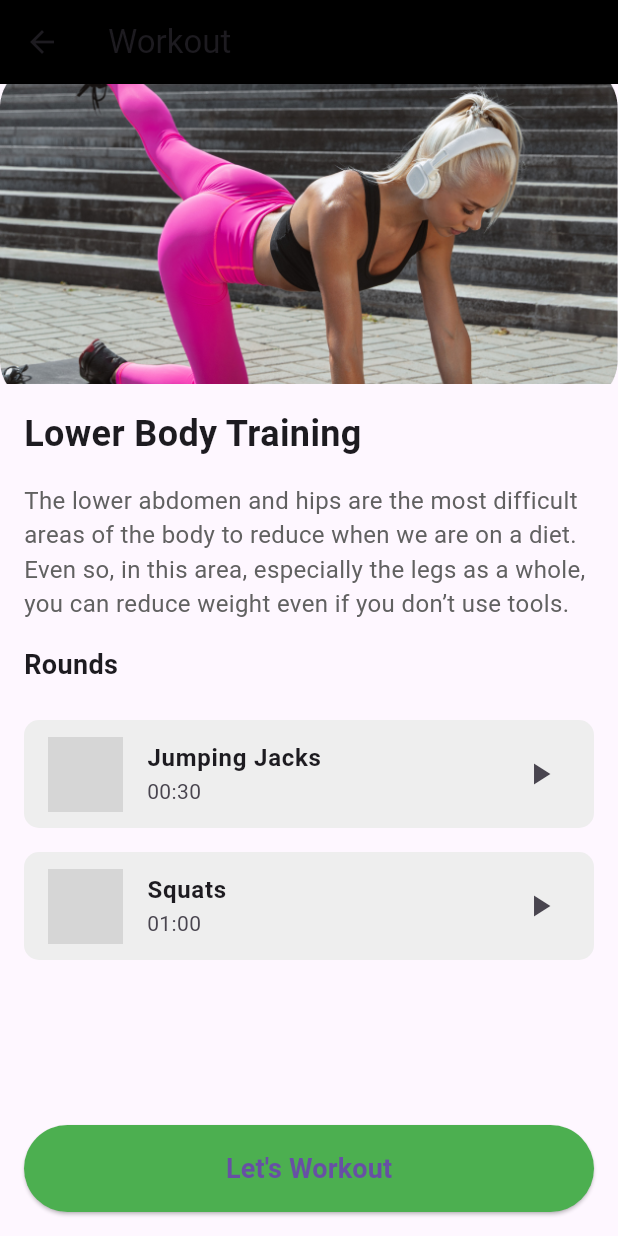
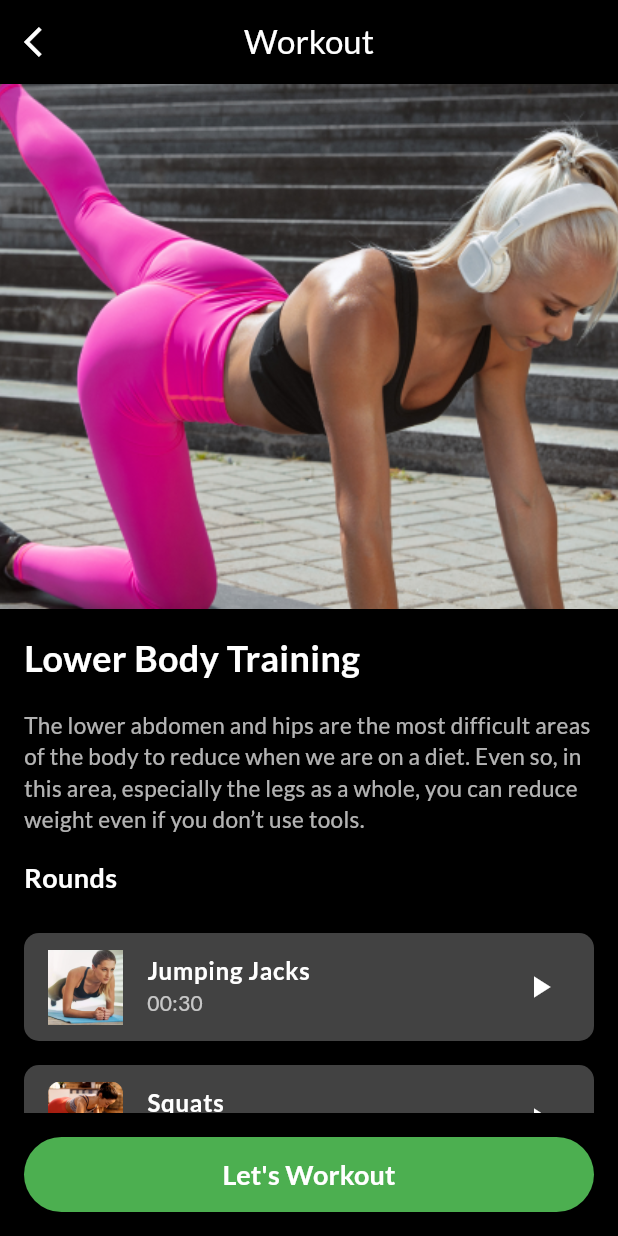
Before and after one commit to itsmedona/gym_app, a Flutter app: the WorkoutScreen screen opened directly, on a phone screen of 412 x 824 dp. Run offline on Flutter 3.47's test engine with Material 3 defaults, Android fonts, the phone set to English and light mode, and no system bars; our stand-ins replace bottom_navy_bar, google_fonts; grey boxes are pictures that could not be loaded.

Commit message:
workout screen completed

```diff
--- a/lib/view/screens/home_screen/widgets/workout_screen.dart
+++ b/lib/view/screens/home_screen/widgets/workout_screen.dart
@@ -1,16 +1,22 @@
 import 'package:flutter/material.dart';
+import 'package:google_fonts/google_fonts.dart';
 
 class WorkoutScreen extends StatelessWidget {
   @override
   Widget build(BuildContext context) {
     return Scaffold(
+      backgroundColor: Colors.black,
       appBar: AppBar(
+        centerTitle: true,
         backgroundColor: Colors.black,
-        title: Text("Workout"),
+        title: Text(
+          "Workout",
+          style: GoogleFonts.lato(color: Colors.white),
+        ),
         leading: IconButton(
-          icon: Icon(Icons.arrow_back),
+          icon: Icon(Icons.arrow_back_ios, color: Colors.white),
           onPressed: () {
-            Navigator.pop(context);//will be changed later
+            Navigator.pop(context);
           },
         ),
       ),
@@ -20,36 +26,51 @@ class WorkoutScreen extends StatelessWidget {
           Image.asset(
             'assets/images/workout.png',
             width: double.infinity,
-            height: 200,
+            height: 350,
             fit: BoxFit.cover,
           ),
           Padding(
             padding: const EdgeInsets.all(16.0),
             child: Text(
               "Lower Body Training",
-              style: TextStyle(fontSize: 24, fontWeight: FontWeight.bold),
+              style: GoogleFonts.lato(
+                fontSize: 24,
+                fontWeight: FontWeight.bold,
+                color: Colors.white,
+              ),
             ),
           ),
           Padding(
             padding: const EdgeInsets.symmetric(horizontal: 16.0),
             child: Text(
               "The lower abdomen and hips are the most difficult areas of the body to reduce when we are on a diet. Even so, in this area, especially the legs as a whole, you can reduce weight even if you don’t use tools.",
-              style: TextStyle(fontSize: 16, color: Colors.grey[700]),
+              style: GoogleFonts.lato(
+                fontSize: 15,
+                fontWeight: FontWeight.w400,
+                color: Colors.white70,
+              ),
             ),
           ),
           Padding(
             padding: const EdgeInsets.all(16.0),
             child: Text(
               "Rounds",
-              style: TextStyle(fontSize: 18, fontWeight: FontWeight.bold),
+              style: GoogleFonts.lato(
+                fontSize: 18,
+                fontWeight: FontWeight.bold,
+                color: Colors.white,
+              ),
             ),
           ),
           Expanded(
             child: ListView(
               children: [
                 workoutItem(
-                    "Jumping Jacks", "00:30", 'assets/jumping_jacks.png'),
-                workoutItem("Squats", "01:00", 'assets/squats.png'),
+                    "Jumping Jacks", "00:30", 'assets/images/plank.png'),
+                workoutItem("Squats", "01:00", 'assets/images/pushup.png'),
+                workoutItem(
+                    "Jumping Jacks", "00:30", 'assets/images/plank.png'),
+                workoutItem("Squats", "01:00", 'assets/images/pushup.png'),
               ],
             ),
           ),
@@ -60,14 +81,18 @@ class WorkoutScreen extends StatelessWidget {
               child: ElevatedButton(
                 style: ElevatedButton.styleFrom(
                   backgroundColor: Colors.green,
-                  padding: EdgeInsets.symmetric(vertical: 16.0),
+                  padding: EdgeInsets.symmetric(vertical: 12.0),
                 ),
                 onPressed: () {
                   // Start workout
                 },
                 child: Text(
                   "Let's Workout",
-                  style: TextStyle(fontSize: 18, fontWeight: FontWeight.bold),
+                  style: GoogleFonts.lato(
+                    fontSize: 18,
+                    fontWeight: FontWeight.bold,
+                    color: Colors.white,
+                  ),
                 ),
               ),
             ),
@@ -82,7 +107,7 @@ class WorkoutScreen extends StatelessWidget {
       padding: const EdgeInsets.symmetric(horizontal: 16.0, vertical: 8.0),
       child: Container(
         decoration: BoxDecoration(
-          color: Colors.grey[200],
+          color: Colors.grey[800], // Dark grey for card background
           borderRadius: BorderRadius.circular(10),
         ),
         child: ListTile(
@@ -94,13 +119,17 @@ class WorkoutScreen extends StatelessWidget {
           ),
           title: Text(
             title,
-            style: TextStyle(fontWeight: FontWeight.bold),
+            style: GoogleFonts.lato(
+              fontWeight: FontWeight.bold,
+              color: Colors.white,
+            ),
           ),
-          subtitle: Text(duration),
-          trailing: Icon(Icons.play_arrow),
-          onTap: () {
-            // Handle play action
-          },
+          subtitle: Text(
+            duration,
+            style: GoogleFonts.lato(color: Colors.white70),
+          ),
+          trailing: Icon(Icons.play_arrow, color: Colors.white),
+          onTap: () {},
         ),
       ),
     );
```
Also changed, not shown: lib/view/screens/home_screen/home_screen.dart (+12 -2 lines), lib/view/screens/workout_screen/workout_screen.dart (deleted, +0 -51 lines), lib/view/widgets/bottom_nav_bar.dart (+0 -8 lines), assets/images/jumping_jacks.png (added), assets/images/squats.png (added).
